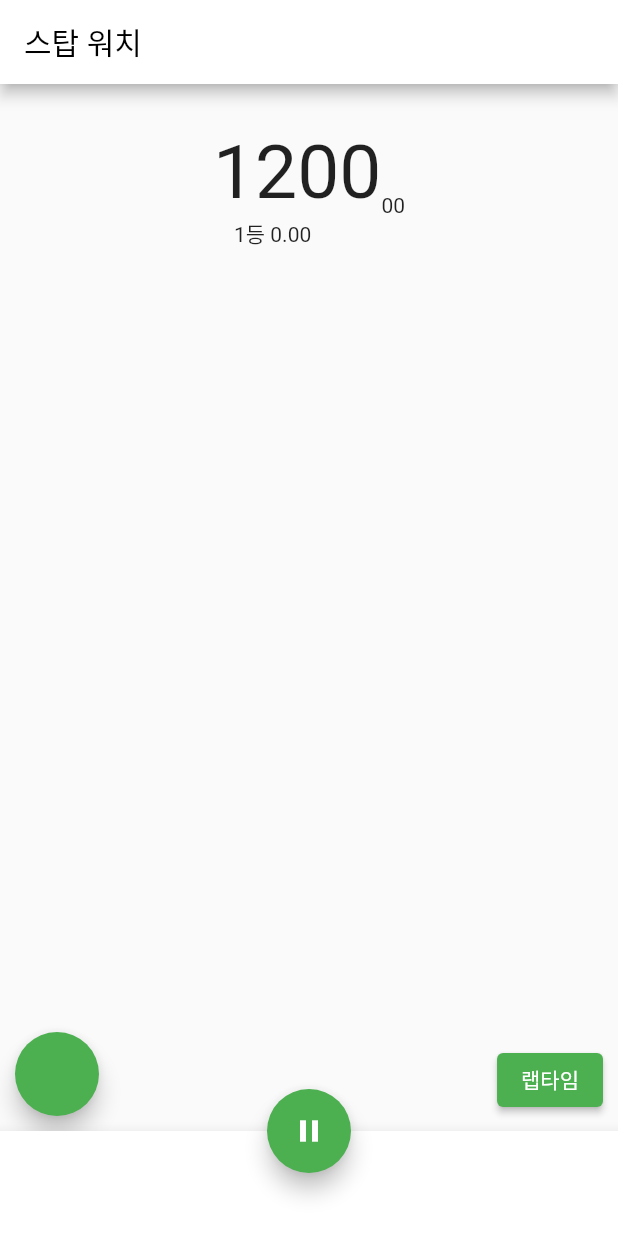
After one commit to yunsi13/2023-Flutter, a Flutter app: the screen it shows after launch, after a tap on "랩타임", after a tap on the "play arrow" icon, on a phone screen of 412 x 824 dp. The commit adds this screen. Run offline on Flutter 3.47's test engine with Material 2 defaults, Android fonts, the phone set to English and light mode, and no system bars; our stand-ins replace carousel_slider.

Commit message:
stopwatch app

```diff
--- /dev/null
+++ b/lib/StopWatchPage.dart
@@ -0,0 +1,139 @@
+import 'dart:async';
+import 'package:flutter/material.dart';
+
+class StopWatchPage extends StatefulWidget {
+  const StopWatchPage({super.key});
+
+  @override
+  State<StopWatchPage> createState() => _StopWatchPageState();
+}
+
+class _StopWatchPageState extends State<StopWatchPage> {
+  Timer? _timer;
+
+  var _time = 0;
+  var _isRunning = false;
+
+  List<String> _lapTimes = [];
+
+  void dispose(){
+    _timer?.cancel();
+    super.dispose();
+  }
+
+  @override
+  Widget build(BuildContext context) {
+    return Scaffold(
+      appBar: AppBar(
+        title:
+        Text('스탑 워치', style: TextStyle(color: Colors.black),),
+        backgroundColor: Colors.white,
+      ),
+      body: _buildBody(),
+      bottomNavigationBar: BottomAppBar( //start button 위치 조정
+        child: Container(
+          height: 70,
+        ),
+      ),
+      floatingActionButton: FloatingActionButton(
+        onPressed: (){
+          setState(() {
+            _clickButton();
+          });
+        },
+        child: _isRunning ? Icon(Icons.pause) : Icon(Icons.play_arrow),
+      ),
+      floatingActionButtonLocation: FloatingActionButtonLocation.centerDocked,
+
+    );
+  }
+
+  Widget _buildBody(){
+    var sec = _time ~/ 100;
+    var hundredth = '${_time % 100}'.padLeft(2,'0');
+
+    return Center(
+      child: Padding(
+        padding: EdgeInsets.only(top:30),
+        child: Stack(
+          children: [
+            Column(
+              children: [
+                Row(
+                  mainAxisAlignment: MainAxisAlignment.center,
+                  crossAxisAlignment: CrossAxisAlignment.end,
+                  children: [
+                    Text(
+                      '$sec',
+                      style: TextStyle(fontSize: 50),
+                    ),
+                    Text('$hundredth'),
+                  ],
+                ),
+                Container(
+                  width: 100,
+                  height: 200,
+                  child: ListView(
+                    children: _lapTimes.map((time) => Text(time)).toList(),
+                  ),
+                ),
+              ],
+            ),
+            Positioned(
+              left: 10,
+              bottom: 10,
+              child: FloatingActionButton(
+                  onPressed: _reset,
+              ),
+            ),
+            Positioned(
+              right: 10,
+              bottom: 10,
+              child: ElevatedButton(
+                  onPressed: (){
+                    setState(() {
+                      _recordLapTime('$sec.$hundredth');
+                    });
+                  },
+                  child: Text('랩타임'),
+              ),
+            ),
+          ],
+        ),
+      ),
+    );
+  }
+  void _clickButton(){
+    _isRunning = !_isRunning;
+
+    if(_isRunning){
+      _start();
+    } else {
+      _puase();
+    }
+  }
+  void _start(){
+    _timer = Timer.periodic(
+        Duration(microseconds: 10),
+            (timer) {
+              setState(() {
+                _time++;
+          });
+        }
+    );
+  }
+  void _puase(){
+    _timer?.cancel();
+  }
+  void _reset(){
+    setState(() {
+      _isRunning = false;
+      _timer?.cancel();
+      _lapTimes.clear();
+      _time = 0;
+    });
+  }
+  void _recordLapTime(String time){
+    _lapTimes.insert(0, '${_lapTimes.length + 1}등 $time');
+  }
+}
--- a/lib/main.dart
+++ b/lib/main.dart
@@ -9,6 +9,7 @@ import 'MyCustomForm.dart';
 import 'MyCustomForm2.dart';
 import 'BmiMain.dart';
 import 'BmiResult.dart';
+import 'StopWatchPage.dart';
 
 void main() => runApp(MyApp());
 
@@ -20,7 +21,7 @@ class MyApp extends StatelessWidget {
       theme: ThemeData(
         primarySwatch: Colors.green,
       ),
-      home:  BmiMain(),
+      home:  StopWatchPage(),
       );
   }
 }
```
